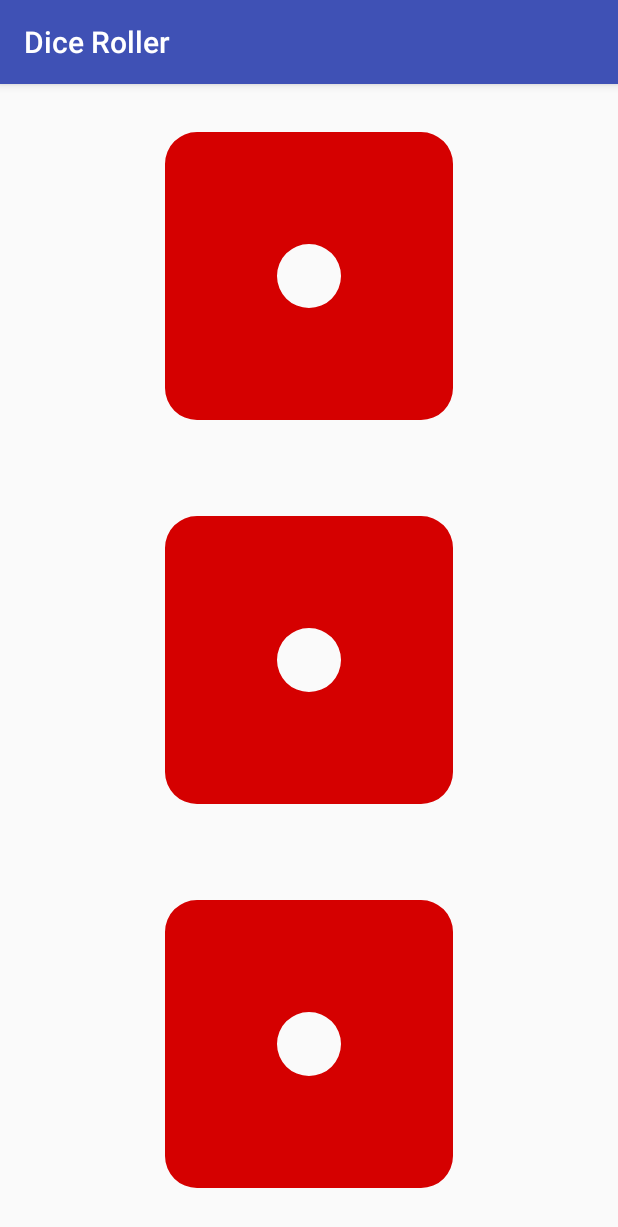
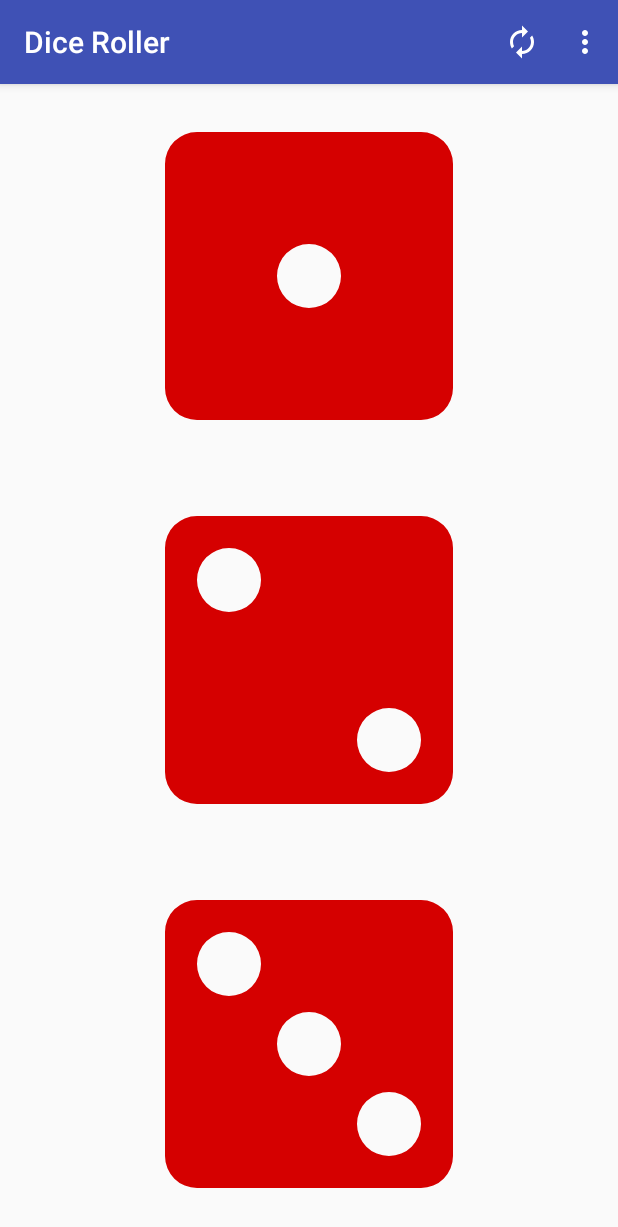
Before and after one commit to Yee-Millennium/Memora, an Android app: the MainActivity screen opened directly, with no data from a screen before it, on a phone screen of 412 x 824 dp. Shown: the top 1227 px of the screen. Run offline under Robolectric (Android 15) with nearby library versions, the phone set to English and light mode, and no system bars.

Commit message:
added menu and menu functionality

```diff
--- a/app/src/main/java/com/zybooks/diceroller/MainActivity.java
+++ b/app/src/main/java/com/zybooks/diceroller/MainActivity.java
@@ -1,14 +1,133 @@
 package com.zybooks.diceroller;
 
+import android.graphics.drawable.Drawable;
+import android.os.Bundle;
+import android.os.CountDownTimer;
+import android.view.Menu;
+import android.view.MenuItem;
+import android.view.View;
+import android.widget.ImageView;
+import androidx.annotation.NonNull;
 import androidx.appcompat.app.AppCompatActivity;
-
-import android.os.Bundle;
+import androidx.core.content.ContextCompat;
 
 public class MainActivity extends AppCompatActivity {
+
+    public static final int MAX_DICE = 3;
+
+    private int mVisibleDice;
+    private Dice[] mDice;
+    private ImageView[] mDiceImageViews;
+    private Menu mMenu;
+    private CountDownTimer mTimer;
 
     @Override
     protected void onCreate(Bundle savedInstanceState) {
         super.onCreate(savedInstanceState);
         setContentView(R.layout.activity_main);
+
+        // Create an array of Dice
+        mDice = new Dice[MAX_DICE];
+        for (int i = 0; i < MAX_DICE; i++) {
+            mDice[i] = new Dice(i + 1);
+        }
+
+        // Create an array of ImageViews
+        mDiceImageViews = new ImageView[MAX_DICE];
+        mDiceImageViews[0] = findViewById(R.id.dice1);
+        mDiceImageViews[1] = findViewById(R.id.dice2);
+        mDiceImageViews[2] = findViewById(R.id.dice3);
+
+        // All dice are initially visible
+        mVisibleDice = MAX_DICE;
+
+        showDice();
+    }
+
+    @Override
+    public boolean onCreateOptionsMenu(Menu menu) {
+        getMenuInflater().inflate(R.menu.appbar_menu, menu);
+        mMenu = menu;
+
+        return super.onCreateOptionsMenu(menu);
+    }
+
+    @Override
+    public boolean onOptionsItemSelected(@NonNull MenuItem item) {
+
+        // Determine which menu option was chosen
+        if (item.getItemId() == R.id.action_one) {
+            changeDiceVisibility(1);
+            showDice();
+
+            return true;
+        }
+        else if (item.getItemId() == R.id.action_two) {
+            changeDiceVisibility(2);
+            showDice();
+
+            return true;
+        }
+        else if (item.getItemId() == R.id.action_three) {
+            changeDiceVisibility(3);
+            showDice();
+
+            return true;
+        }
+        else if (item.getItemId() == R.id.action_stop) {
+            mTimer.cancel();
+            item.setVisible(false);
+            return true;
+        }
+        else if (item.getItemId() == R.id.action_roll) {
+            rollDice();
+            return true;
+        }
+
+        return super.onOptionsItemSelected(item);
+    }
+
+    private void showDice() {
+        // Display only the number of dice visible
+        for (int i = 0; i < mVisibleDice; i++) {
+            Drawable diceDrawable = ContextCompat.getDrawable(this, mDice[i].getImageId());
+            mDiceImageViews[i].setImageDrawable(diceDrawable);
+            mDiceImageViews[i].setContentDescription(Integer.toString(mDice[i].getNumber()));
+        }
+    }
+
+    private void changeDiceVisibility(int numVisible) {
+        mVisibleDice = numVisible;
+
+        // Make dice visible
+        for (int i = 0; i < numVisible; i++) {
+            mDiceImageViews[i].setVisibility(View.VISIBLE);
+        }
+
+        // Hide remaining dice
+        for (int i = numVisible; i < MAX_DICE; i++) {
+            mDiceImageViews[i].setVisibility(View.GONE);
+        }
+    }
+
+    private void rollDice() {
+        mMenu.findItem(R.id.action_stop).setVisible(true);
+
+        if (mTimer != null) {
+            mTimer.cancel();
+        }
+
+        mTimer = new CountDownTimer(2000, 100) {
+            public void onTick(long millisUntilFinished) {
+                for (int i = 0; i < mVisibleDice; i++) {
+                    mDice[i].roll();
+                }
+                showDice();
+            }
+
+            public void onFinish() {
+                mMenu.findItem(R.id.action_stop).setVisible(false);
+            }
+        }.start();
     }
 }
--- /dev/null
+++ b/app/src/main/res/menu/appbar_menu.xml
@@ -0,0 +1,27 @@
+<menu xmlns:android="http://schemas.android.com/apk/res/android"
+    xmlns:app="http://schemas.android.com/apk/res-auto">
+
+    <item android:id="@+id/action_stop"
+        android:title="@string/action_stop"
+        android:icon="@drawable/stop"
+        android:visible="false"
+        app:showAsAction="ifRoom"/>
+
+    <item android:id="@+id/action_roll"
+        android:title="@string/action_roll"
+        android:icon="@drawable/roll"
+        app:showAsAction="ifRoom"/>
+
+    <item android:id="@+id/action_one"
+        android:title="@string/action_one"
+        app:showAsAction="never"/>
+
+    <item android:id="@+id/action_two"
+        android:title="@string/action_two"
+        app:showAsAction="never"/>
+
+    <item android:id="@+id/action_three"
+        android:title="@string/action_three"
+        app:showAsAction="never"/>
+
+</menu>
```
Also changed, not shown: app/src/main/res/layout/activity_main.xml (line endings or trailing spaces), app/src/main/res/values/themes.xml (line endings or trailing spaces).
